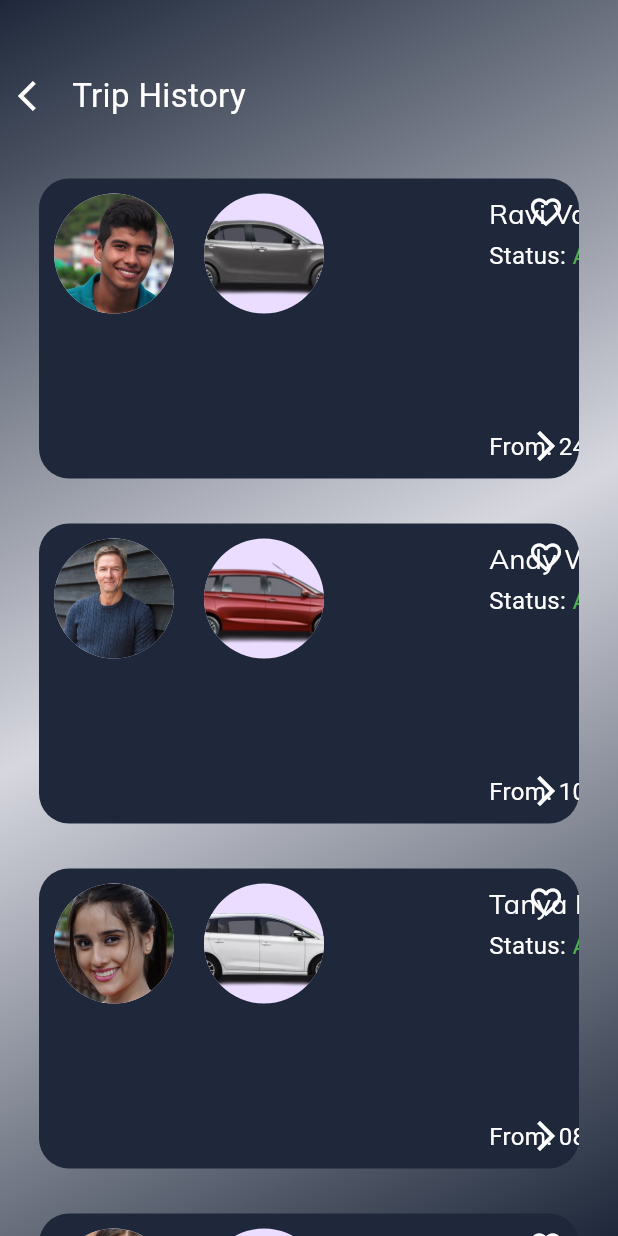
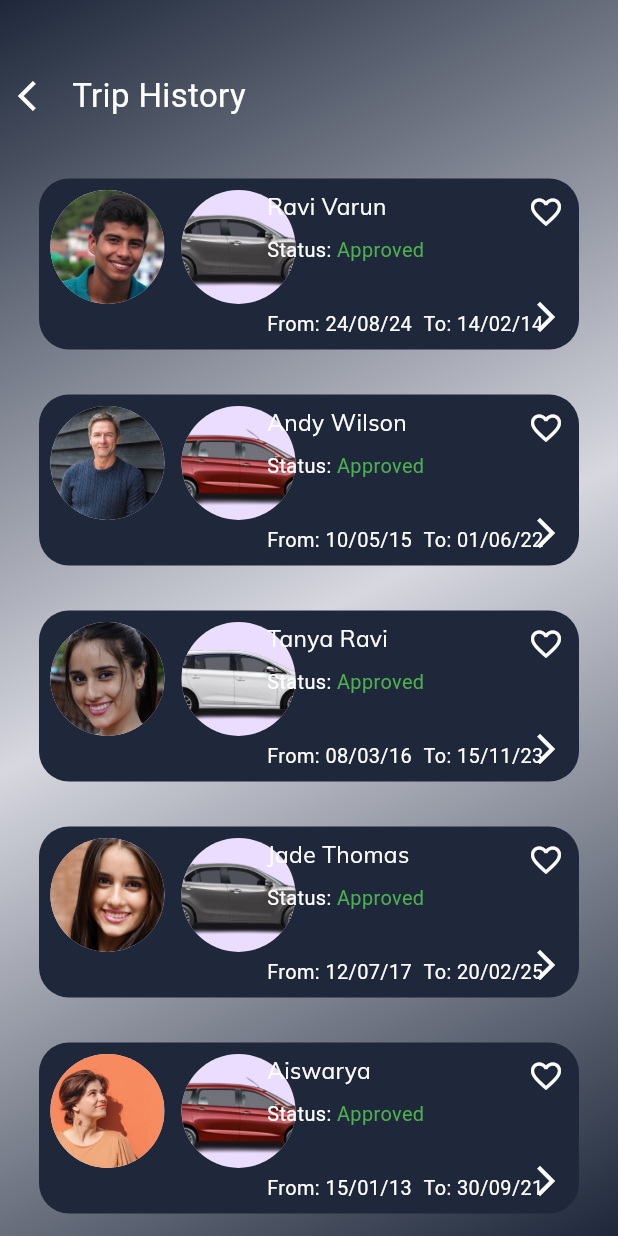
Before and after one commit to roji370/whitematrix-fleet-management, a Flutter app: the TripHistoryScreen screen opened directly, on a phone screen of 412 x 824 dp. Run offline on Flutter 3.47's test engine with Material 3 defaults, Android fonts, the phone set to English and light mode, and no system bars; our stand-ins replace google_fonts.

Commit message:
screen sizing

```diff
--- a/lib/screens/trip_history_screen.dart
+++ b/lib/screens/trip_history_screen.dart
@@ -97,6 +97,11 @@ class TripHistoryScreen extends StatelessWidget {
       String licenseDate,
       String licenseDetails,
       int tripsTaken) {
+    return LayoutBuilder(
+      builder: (context, constraints) {
+        double cardHeight = constraints.maxWidth *
+            0.3; // Adjust the height based on screen width
+
         return GestureDetector(
           onTap: () {
             Navigator.push(
@@ -116,7 +121,7 @@ class TripHistoryScreen extends StatelessWidget {
           child: Container(
             margin: EdgeInsets.symmetric(vertical: 15.0, horizontal: 10),
             width: double.infinity,
-        height: 200, // Make the container more square
+            height: cardHeight,
             decoration: BoxDecoration(
               color: Color(0xff1e283a),
               borderRadius: BorderRadius.circular(20.0),
@@ -124,63 +129,75 @@ class TripHistoryScreen extends StatelessWidget {
             child: Stack(
               children: [
                 Positioned(
-              top: 10,
-              left: 10,
+                  top: constraints.maxWidth * 0.02,
+                  left: constraints.maxWidth * 0.02,
                   child: Row(
                     children: [
                       CircleAvatar(
-                    radius: 40,
+                        radius: constraints.maxWidth * 0.1,
                         backgroundImage: AssetImage(imagePath),
                       ),
-                  SizedBox(width: 20),
+                      SizedBox(width: constraints.maxWidth * 0.03),
                       CircleAvatar(
-                    radius: 40,
+                        radius: constraints.maxWidth * 0.1,
                         backgroundImage: AssetImage(vehicleImagePath),
                       ),
                     ],
                   ),
                 ),
                 Positioned(
-              top: 10,
-              left: 300,
+                  top: constraints.maxWidth * 0.02,
+                  left: constraints.maxWidth * 0.4,
                   child: Text(
                     name,
                     style: GoogleFonts.mulish(
                       color: Colors.white,
-                  fontSize: 18,
+                      fontSize: constraints.maxWidth * 0.04,
                       fontWeight: FontWeight.w400,
                     ),
                   ),
                 ),
                 Positioned(
-              top: 40,
-              left: 300,
+                  top: constraints.maxWidth * 0.1,
+                  left: constraints.maxWidth * 0.4,
                   child: Row(
                     children: [
                       Text(
                         'Status: ',
-                    style: TextStyle(color: Colors.white, fontSize: 16),
+                        style: TextStyle(
+                          color: Colors.white,
+                          fontSize: constraints.maxWidth * 0.035,
+                        ),
                       ),
                       Text(
                         'Approved',
-                    style: TextStyle(color: Colors.green, fontSize: 16),
+                        style: TextStyle(
+                          color: Colors.green,
+                          fontSize: constraints.maxWidth * 0.035,
+                        ),
                       ),
                     ],
                   ),
                 ),
                 Positioned(
-              bottom: 10,
-              left: 300,
+                  bottom: constraints.maxWidth * 0.02,
+                  left: constraints.maxWidth * 0.4,
                   child: Row(
                     children: [
                       Text(
                         'From: $joiningDate',
-                    style: TextStyle(color: Colors.white, fontSize: 16),
+                        style: TextStyle(
+                          color: Colors.white,
+                          fontSize: constraints.maxWidth * 0.035,
                         ),
-                  SizedBox(width: 10),
+                      ),
+                      SizedBox(width: constraints.maxWidth * 0.02),
                       Text(
                         'To: $licenseDate',
-                    style: TextStyle(color: Colors.white, fontSize: 16),
+                        style: TextStyle(
+                          color: Colors.white,
+                          fontSize: constraints.maxWidth * 0.035,
+                        ),
                       ),
                     ],
                   ),
@@ -188,7 +205,8 @@ class TripHistoryScreen extends StatelessWidget {
                 Positioned(
                   top: 10,
                   right: 10,
-              child: Icon(Icons.favorite_border_outlined, color: Colors.white),
+                  child:
+                      Icon(Icons.favorite_border_outlined, color: Colors.white),
                 ),
                 Positioned(
                   bottom: 10,
@@ -198,6 +216,8 @@ class TripHistoryScreen extends StatelessWidget {
               ],
             ),
           ),
+        );
+      },
     );
   }
 }
```
Also changed, not shown: lib/screens/drivers_screen.dart (+48 -6 lines). Lines whose indentation alone changed are shown as unchanged.
